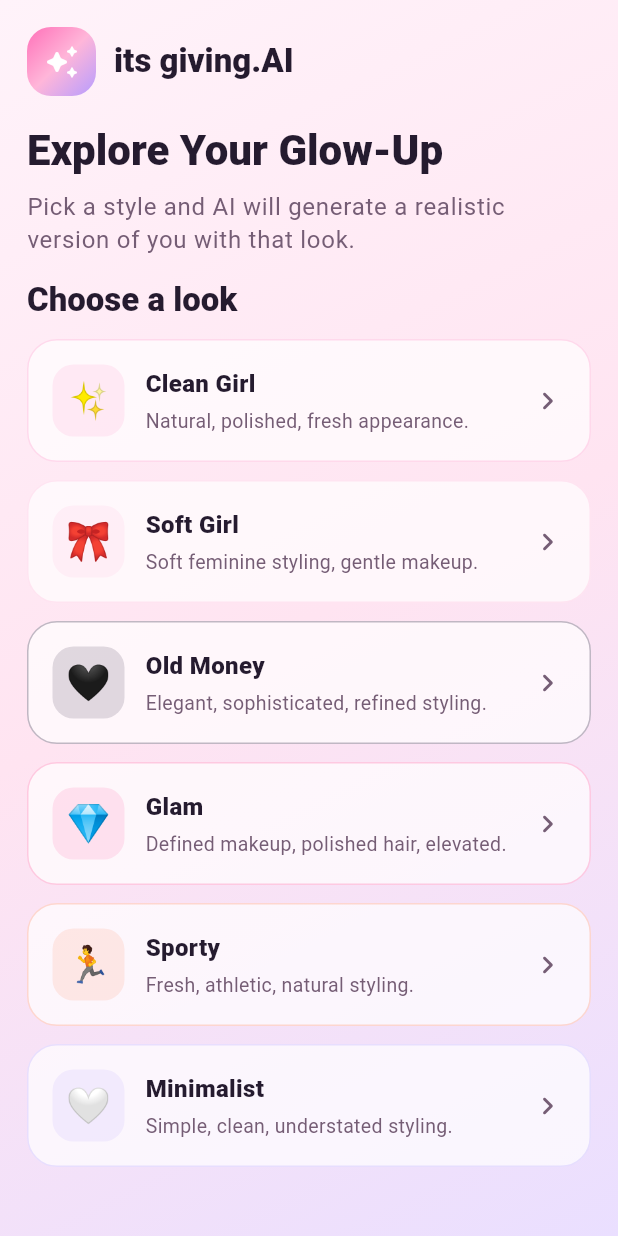
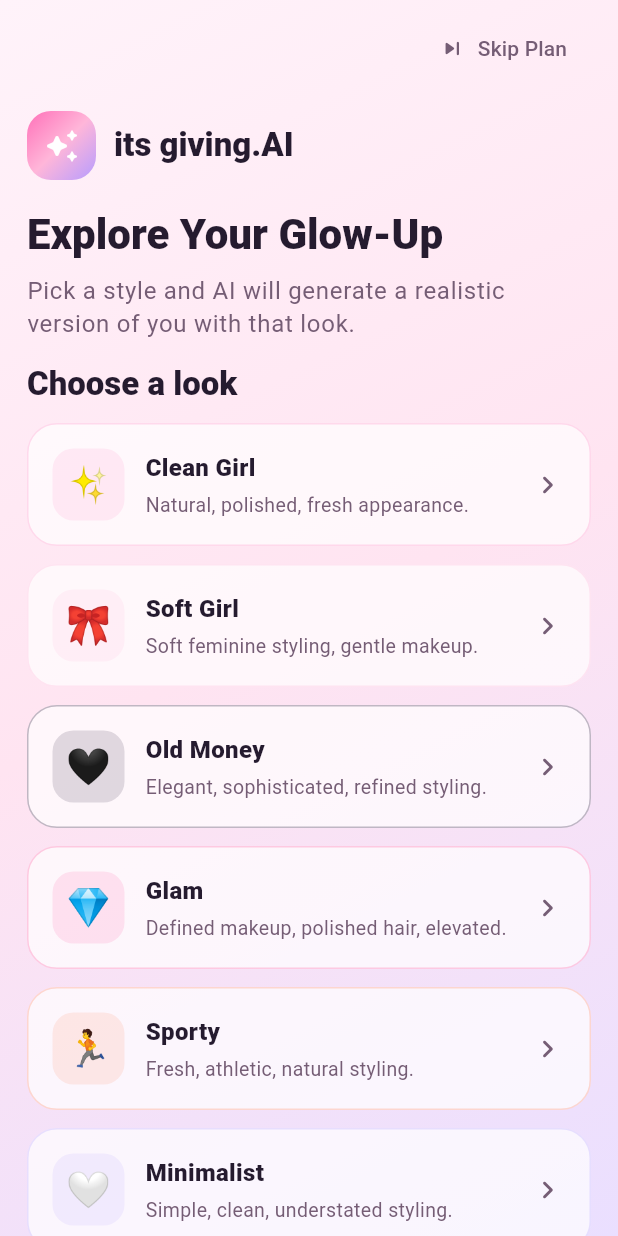
Before and after one commit to williamlebbie9-art/ItsGiving_AI, a Flutter app: the GlowUpGeneratorScreen screen opened directly with empty values, on a phone screen of 412 x 824 dp. Run offline on Flutter 3.47's test engine with Material 3 defaults, Android fonts, the phone set to English and light mode, and no system bars; our stand-ins replace cloud_firestore, firebase_auth, firebase_core, firebase_database, flutter_dotenv, flutter_riverpod and 4 more; missing offline and left inert: purchases_flutter; accounts and stored records are empty; network calls fail.

Commit message:
fix: update report generation timestamps and enhance Glow Up plan navigation with skip option

```diff
--- a/lib/features/glowup/glow_up_generator_screen.dart
+++ b/lib/features/glowup/glow_up_generator_screen.dart
@@ -12,6 +12,7 @@ import '../../core/services/ai_client.dart';
 import 'glow_app_shell.dart';
 import 'glow_models.dart';
 import 'glow_up_plan_screen.dart';
+import 'ai_face_scan_screen.dart';
 import 'glowup_app.dart';
 import 'plan_provider.dart';
 
@@ -254,9 +255,39 @@ class _GlowUpGeneratorScreenState extends ConsumerState<GlowUpGeneratorScreen> {
   Widget build(BuildContext context) {
     return GlowScaffold(
       child: SafeArea(
-        child: _state == GenerationState.success && _generatedImage != null
-            ? _buildResult()
-            : _buildStylePicker(),
+        child: Column(
+          children: [
+            Padding(
+              padding: const EdgeInsets.fromLTRB(18, 8, 18, 0),
+              child: Row(
+                mainAxisAlignment: MainAxisAlignment.end,
+                children: [
+                  TextButton.icon(
+                    onPressed: () {
+                      // Allow users to skip plan creation and go to the face scan.
+                      Navigator.of(context).push(
+                        MaterialPageRoute(
+                          builder: (_) => AiFaceScanScreen(isIntroFlow: true),
+                        ),
+                      );
+                    },
+                    icon: const Icon(Icons.skip_next_rounded),
+                    label: const Text('Skip Plan'),
+                    style: TextButton.styleFrom(
+                      foregroundColor: GlowColors.muted,
+                    ),
+                  ),
+                ],
+              ),
+            ),
+            Expanded(
+              child:
+                  _state == GenerationState.success && _generatedImage != null
+                  ? _buildResult()
+                  : _buildStylePicker(),
+            ),
+          ],
+        ),
       ),
     );
   }
```
Also changed, not shown: lib/features/glowup/glowup_app.dart (+1 -9 lines), autext.txt (added), 2 other files.
